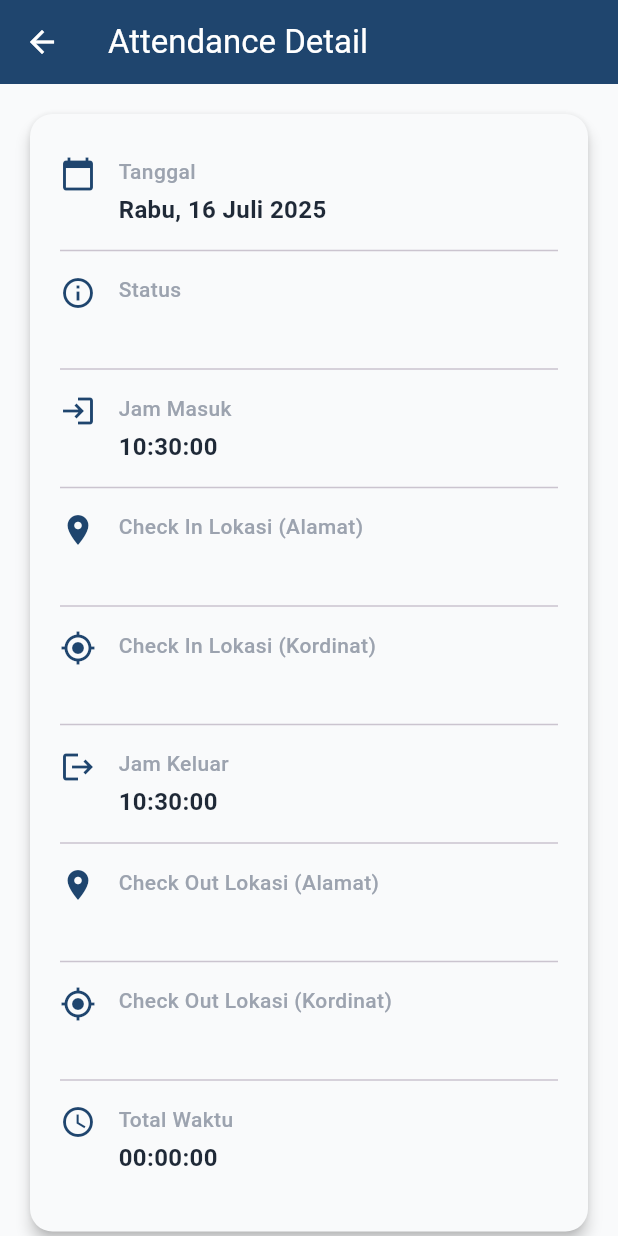
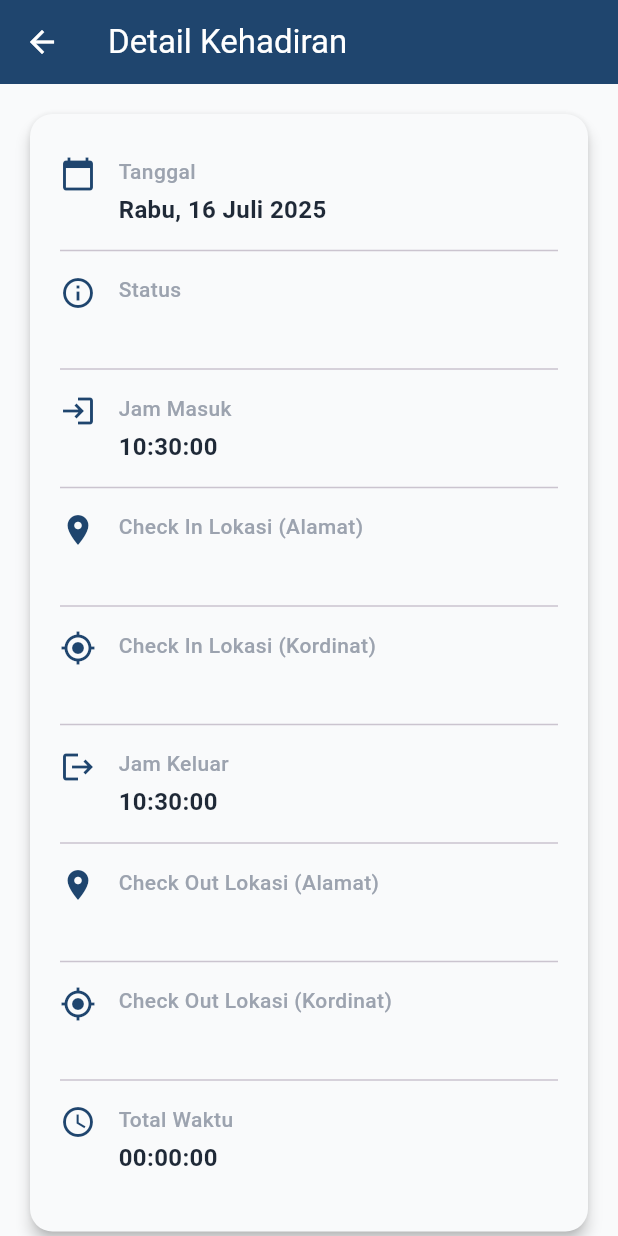
Before and after one commit to FarahAzhari/clockin_app, a Flutter app: the AttendanceDetailScreen screen opened directly with empty values, on a phone screen of 412 x 824 dp. Run offline on Flutter 3.47's test engine with Material 3 defaults, Android fonts, the phone set to English and light mode, and no system bars; our stand-ins replace fl_chart, geocoding, geolocator, image_picker, shared_preferences; accounts and stored records are empty.

Commit message:
CHANGE: Language into Indonesian in Attendance Screen

```diff
--- a/lib/screens/attendance/attendance_detail_screen.dart
+++ b/lib/screens/attendance/attendance_detail_screen.dart
@@ -43,7 +43,7 @@ class AttendanceDetailScreen extends StatelessWidget {
     return Scaffold(
       backgroundColor: AppColors.background,
       appBar: AppBar(
-        title: const Text('Attendance Detail'),
+        title: const Text('Detail Kehadiran'),
         backgroundColor: AppColors.primary,
         foregroundColor: Colors.white,
       ),
```
